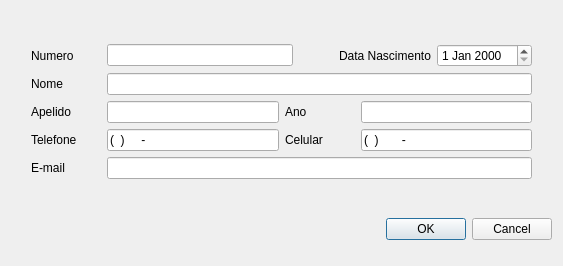
Old version of the form interface/frmNovoMorador.ui in the repository CaioPellicani/projeto_coracao.
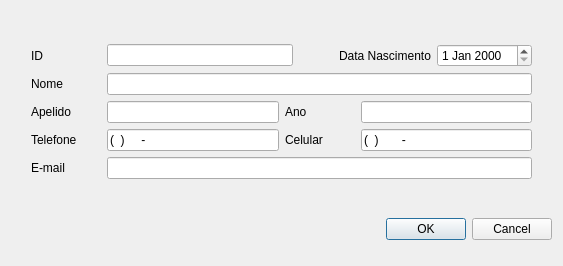
New version of the form.

What changed in the file:
```diff
--- a/interface/frmNovoMorador.ui
+++ b/interface/frmNovoMorador.ui
@@ -48,7 +48,7 @@
           </size>
          </property>
          <property name="text">
-          <string>Numero</string>
+          <string>ID</string>
          </property>
         </widget>
        </item>
```
Left out of the diff: 2 changed lines with no effect on the pictures.
